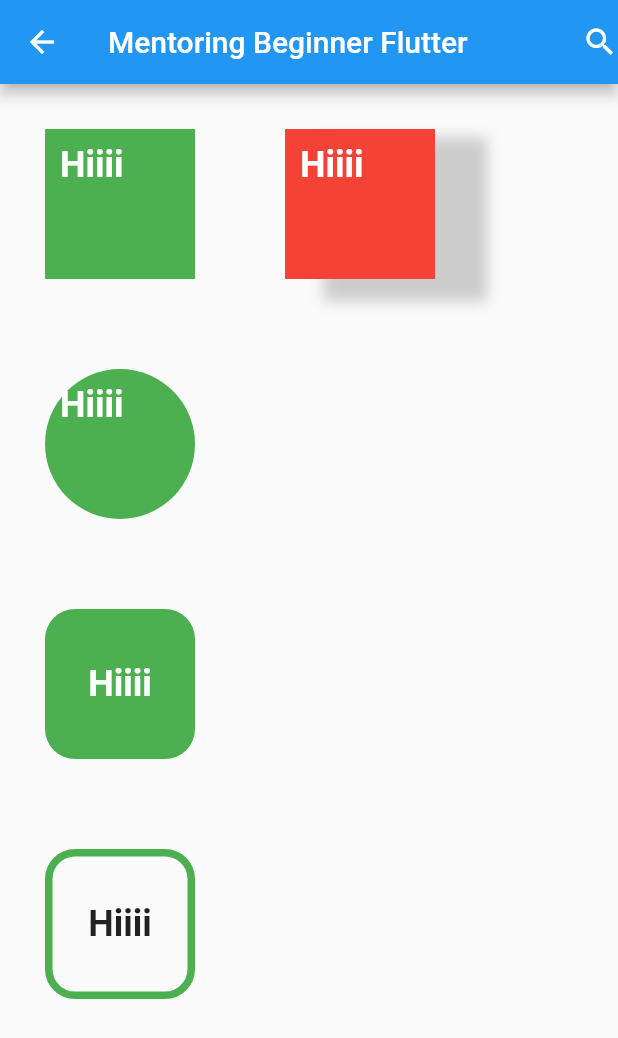
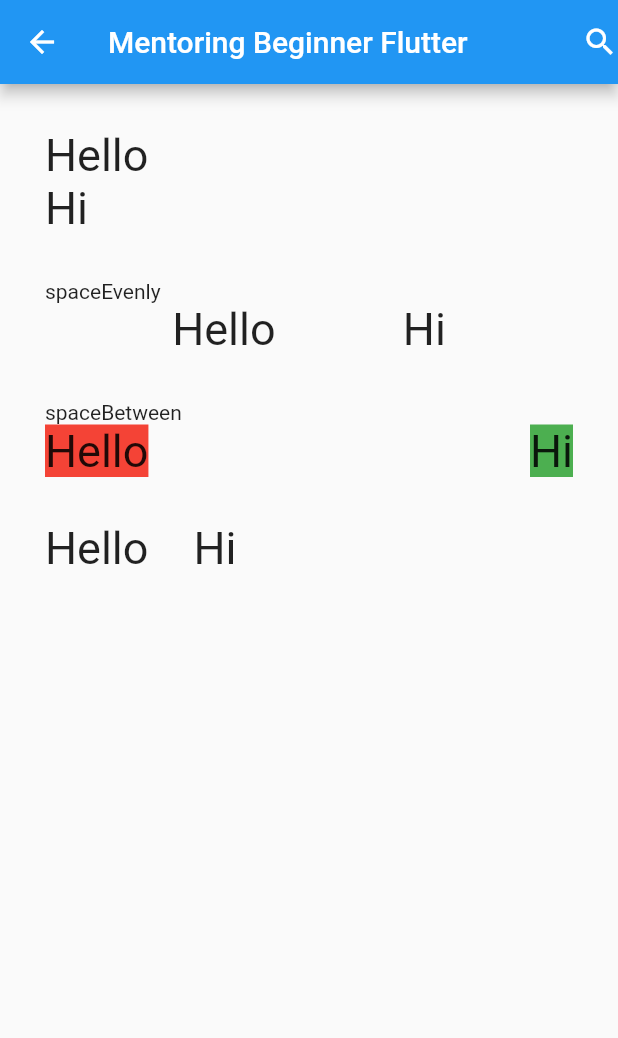
Before and after one commit to PuspitaKartika/incubix, a Flutter app: the screen it shows after launch, on a phone screen of 412 x 824 dp. Shown: the top 1038 px of the screen. Run offline on Flutter 3.47's test engine with Material 2 defaults, Android fonts, the phone set to English and light mode, and no system bars.

Commit message:
column & row

```diff
--- a/lib/main.dart
+++ b/lib/main.dart
@@ -23,124 +23,68 @@ class MyApp extends StatelessWidget {
             Icon(Icons.search),
           ],
         ),
-        body: Row(
-          children: [
-            Column(
-              children: [
-                //BIASA
-                Container(
-                  margin: EdgeInsets.all(30),
-                  padding: EdgeInsets.all(10),
-                  width: 100,
-                  height: 100,
-                  color: Colors.green,
-                  child: Text(
-                    "Hiiii", style: TextStyle(
-                    fontSize: 24,
-                    fontWeight: FontWeight.bold,
-                    color: Colors.white
+        body: Container(
+          margin: EdgeInsets.all(30),
+          width: double.infinity,
+          child: Column(
+            crossAxisAlignment: CrossAxisAlignment.start,
+            children: [
+              Text("Hello", style: TextStyle(
+                fontSize: 30
+              ),),
+              Text("Hi",style: TextStyle(
+                  fontSize: 30
+              ),),
+              SizedBox(height: 30,),
+              Text("spaceEvenly"),
+              Row(
+                mainAxisAlignment: MainAxisAlignment.spaceEvenly,
+                children: [
+                  Text("Hello", style: TextStyle(
+                      fontSize: 30
+                  ),),
+                  Text("Hi",style: TextStyle(
+                      fontSize: 30
+                  ),),
+                ],
+              ),
+              SizedBox(height: 30,),
+              Text("spaceBetween"),
+              Row(
+                mainAxisAlignment: MainAxisAlignment.spaceBetween,
+                children: [
+                  Container(
+                    color: Colors.red,
+                    child: Text("Hello", style: TextStyle(
+                        fontSize: 30
+                    ),),
                   ),
+                  Container(
+                    color: Colors.green,
+                    child: Text("Hi",style: TextStyle(
+                        fontSize: 30
+                    ),),
                   ),
-                ),
+                ],
+              ),
+              SizedBox(height: 30,),
+              Row(
+                children: [
+                  Text("Hello", style: TextStyle(
+                      fontSize: 30
+                  ),),
+                  SizedBox(width: 30,),
+                  Text("Hi",style: TextStyle(
+                      fontSize: 30
+                  ),),
+                ],
+              )
+            ],
+          ),
+        ),
 
-                //circle
-                Container(
-                  margin: EdgeInsets.all(30),
-                  padding: EdgeInsets.all(10),
-                  width: 100,
-                  height: 100,
-                  decoration: BoxDecoration(
-                    shape: BoxShape.circle,
-                    color: Colors.green,
-                  ),
-                  child: Text(
-                    "Hiiii", style: TextStyle(
-                      fontSize: 24,
-                      fontWeight: FontWeight.bold,
-                      color: Colors.white
-                  ),
-                  ),
-                ),
+      )
 
-                //radius
-                Container(
-                  margin: EdgeInsets.all(30),
-                  padding: EdgeInsets.all(10),
-                  width: 100,
-                  height: 100,
-                  decoration: BoxDecoration(
-                    borderRadius: BorderRadius.circular(20),
-                    color: Colors.green,
-                  ),
-                  child: Center(
-                    child: Text(
-                      "Hiiii", style: TextStyle(
-                        fontSize: 24,
-                        fontWeight: FontWeight.bold,
-                        color: Colors.white
-                    ),
-                    ),
-                  ),
-                ),
-
-                Container(
-                  margin: EdgeInsets.all(30),
-                  padding: EdgeInsets.all(10),
-                  width: 100,
-                  height: 100,
-                  decoration: BoxDecoration(
-                    borderRadius: BorderRadius.circular(20),
-                    border: Border.all(
-                      width: 5,
-                      color: Colors.green
-                    ),
-                  ),
-                  child: Center(
-                    child: Text(
-                      "Hiiii", style: TextStyle(
-                        fontSize: 24,
-                        fontWeight: FontWeight.bold,
-                    ),
-                    ),
-                  ),
-                ),
-
-
-              ],
-            ),
-
-            Column(
-              children: [
-                Container(
-                  margin: EdgeInsets.all(30),
-                  padding: EdgeInsets.all(10),
-                  width: 100,
-                  height: 100,
-                  decoration: BoxDecoration(
-                    color: Colors.red,
-                    boxShadow: [
-                      BoxShadow(
-                        color: Colors.grey.withOpacity(0.5),
-                        spreadRadius: 5,
-                        blurRadius: 7,
-                        offset: Offset(30,10)
-
-                      )
-                    ]
-                  ),
-                  child: Text(
-                    "Hiiii", style: TextStyle(
-                      fontSize: 24,
-                      fontWeight: FontWeight.bold,
-                      color: Colors.white
-                  ),
-                  ),
-                ),
-              ],
-            ),
-          ],
-        )
-      ),
     );
   }
 }
```
